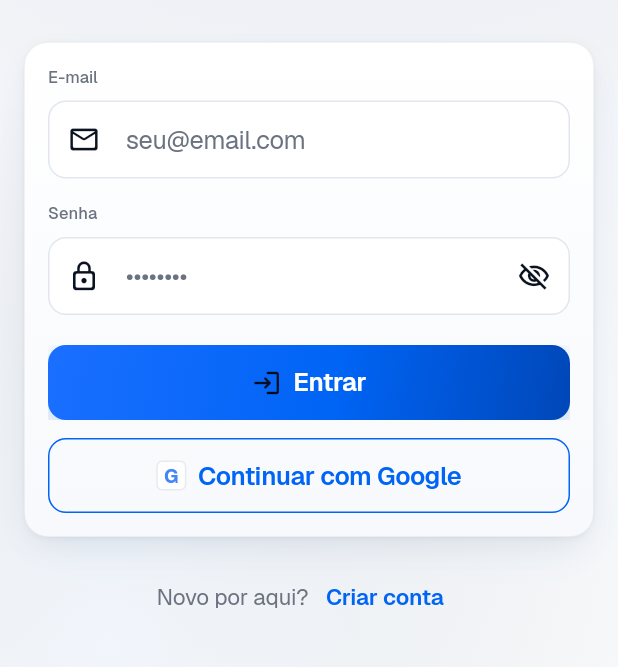
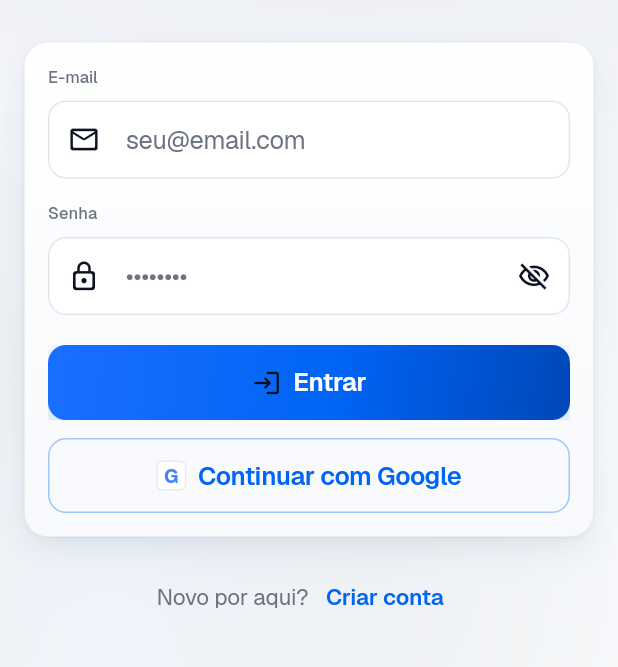
Before and after one commit to solerpedroo/driveflow, a Flutter app: the screen it shows after launch, scrolled down 77 dp, on a phone screen of 412 x 824 dp, the part 561-1228 px from its top. Run offline on Flutter 3.47's test engine with Material 3 defaults, Android fonts, the phone set to English and light mode, and no system bars; our stand-ins replace cached_network_image, connectivity_plus, dio, file_picker, fl_chart, flutter_hooks and 14 more; missing offline and left inert: google_mlkit_text_recognition; accounts and stored records are empty; statements that could not run were skipped.

Commit message:
feat(ui): polishes DfButton com spinner color-aware e outline quieto
Co-authored-by: Pedro Henrique Contardi Soler <pedrocsoler@hotmail.com>

```diff
--- a/lib/shared/widgets/design_system/df_button.dart
+++ b/lib/shared/widgets/design_system/df_button.dart
@@ -11,7 +11,7 @@ import '../../../core/utils/df_haptics.dart';
 
 enum DfButtonVariant { primary, outlined, tonal, gradient }
 
-/// Botão estilo iOS — filled azul system, cantos 12pt, sem sombra pesada.
+/// Botão premium — filled sólido, outline quieto, CTA com profundidade.
 class DfButton extends StatefulWidget {
   const DfButton({
     required this.label,
@@ -39,18 +39,27 @@ class DfButton extends StatefulWidget {
 class _DfButtonState extends State<DfButton> {
   bool _pressed = false;
 
+  Color get _spinnerColor {
+    return switch (widget.variant) {
+      DfButtonVariant.outlined || DfButtonVariant.tonal => AppColors.brandBlue,
+      _ => Colors.white,
+    };
+  }
+
   @override
   Widget build(BuildContext context) {
     final theme = Theme.of(context);
     final enabled = !widget.isLoading && widget.onPressed != null;
+    final onBrand = widget.variant == DfButtonVariant.gradient ||
+        widget.variant == DfButtonVariant.primary;
 
     final child = widget.isLoading
-        ? const SizedBox(
+        ? SizedBox(
             height: 22,
             width: 22,
             child: CircularProgressIndicator(
               strokeWidth: 2.5,
-              color: Colors.white,
+              color: _spinnerColor,
             ),
           )
         : Row(
@@ -68,14 +77,9 @@ class _DfButtonState extends State<DfButton> {
               Flexible(
                 child: Text(
                   widget.label,
-                  style: widget.variant == DfButtonVariant.gradient ||
-                          widget.variant == DfButtonVariant.primary
-                      ? AppTypography.iosHeadline(theme.brightness).copyWith(
-                          color: Colors.white,
-                        )
-                      : AppTypography.iosHeadline(theme.brightness).copyWith(
-                          color: AppColors.brandBlue,
-                        ),
+                  style: AppTypography.iosHeadline(theme.brightness).copyWith(
+                    color: onBrand ? Colors.white : AppColors.brandBlue,
+                  ),
                 ),
               ),
             ],
@@ -101,7 +105,9 @@ class _DfButtonState extends State<DfButton> {
           onPressed: enabled ? widget.onPressed : null,
           style: OutlinedButton.styleFrom(
             minimumSize: const Size(0, 50),
-            side: const BorderSide(color: AppColors.brandBlue),
+            side: BorderSide(
+              color: AppColors.brandBlue.withValues(alpha: 0.35),
+            ),
             shape: RoundedRectangleBorder(borderRadius: AppRadius.lgAll),
           ),
           child: child,
@@ -128,7 +134,8 @@ class _DfButtonState extends State<DfButton> {
               }
             : null,
         onPointerUp: enabled ? (_) => setState(() => _pressed = false) : null,
-        onPointerCancel: enabled ? (_) => setState(() => _pressed = false) : null,
+        onPointerCancel:
+            enabled ? (_) => setState(() => _pressed = false) : null,
         child: button,
       ),
     );
@@ -141,9 +148,10 @@ class _DfButtonState extends State<DfButton> {
       label: widget.label,
       child: LayoutBuilder(
         builder: (context, constraints) {
-          final width = constraints.hasBoundedWidth && constraints.maxWidth.isFinite
-              ? constraints.maxWidth
-              : MediaQuery.sizeOf(context).width;
+          final width =
+              constraints.hasBoundedWidth && constraints.maxWidth.isFinite
+                  ? constraints.maxWidth
+                  : MediaQuery.sizeOf(context).width;
           return SizedBox(width: width, child: button);
         },
       ),
@@ -159,6 +167,7 @@ class _GradientButton extends StatelessWidget {
 
   @override
   Widget build(BuildContext context) {
+    final brightness = Theme.of(context).brightness;
     return Material(
       color: Colors.transparent,
       child: InkWell(
@@ -168,7 +177,9 @@ class _GradientButton extends StatelessWidget {
           decoration: BoxDecoration(
             gradient: AppGradients.brand,
             borderRadius: AppRadius.lgAll,
-            boxShadow: AppElevation.brandGlow(Theme.of(context).brightness),
+            boxShadow: onPressed == null
+                ? null
+                : AppElevation.brandGlow(brightness),
           ),
           child: SizedBox(
             width: double.infinity,
```
